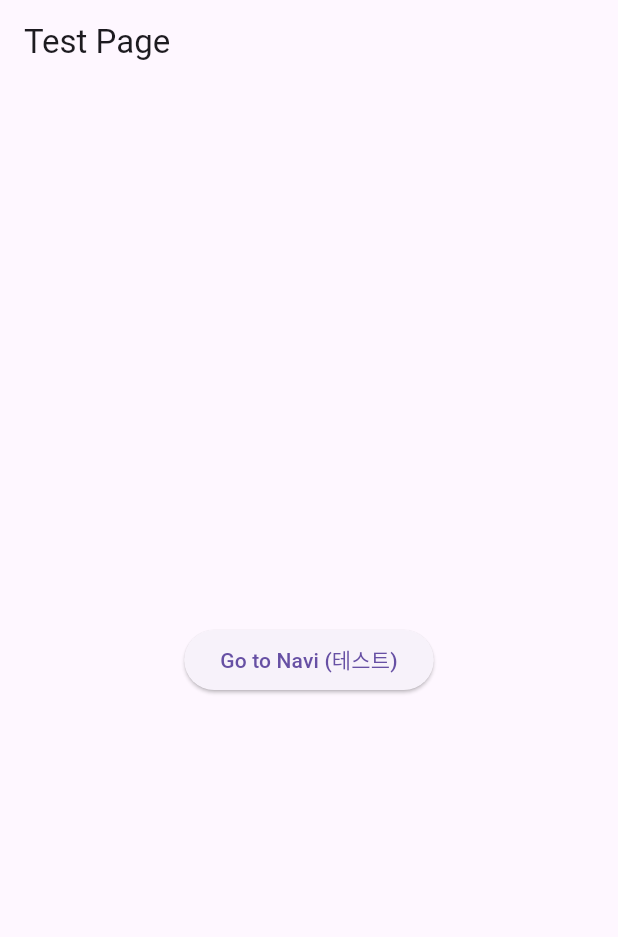
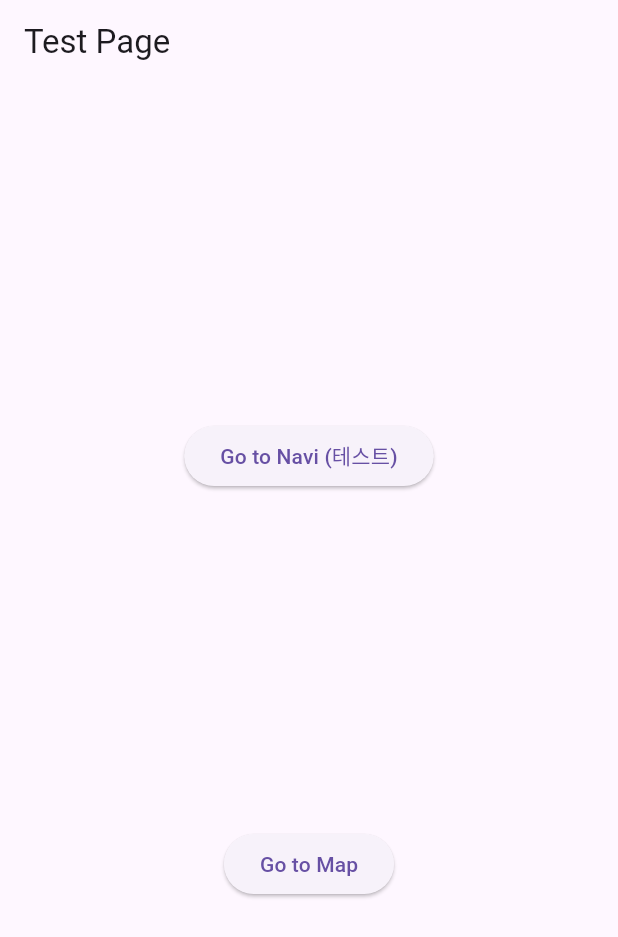
Before and after one commit to eodudrepublic/SkyX_fe, a Flutter app: the screen it shows after launch, on a phone screen of 412 x 824 dp. Shown: the top 937 px of the screen. Run offline on Flutter 3.47's test engine with Material 3 defaults, Android fonts, the phone set to English and light mode, and no system bars; our stand-ins replace flutter_screenutil, geolocator, get, logger; missing offline and left inert: flutter_naver_map, kakao_flutter_sdk_user; accounts and stored records are empty.

```diff
--- a/lib/view_model/navi/test_page.dart
+++ b/lib/view_model/navi/test_page.dart
@@ -14,15 +14,21 @@ class NaviTestPage extends StatelessWidget {
           title: const Text('Test Page'),
         ),
         body: Center(
-        child: ElevatedButton(
+          child: Column(
+            mainAxisAlignment: MainAxisAlignment.spaceEvenly,
+            crossAxisAlignment: CrossAxisAlignment.center,
+            children: [
+              ElevatedButton(
                 onPressed: () {
                   // 테스트용으로 startStation, endStation, routePoints 하드코딩
+                  // 테스트 출발지 : 행정분관
                   final startStation = StationInfo(
                     id: "4de6e678-d7c0-11ef-8650-fa163e2f32e9",
                     lat: 36.3727230623,
                     lng: 127.3634008355,
                     name: "테스트출발지",
                   );
+                  // 테스트 도착지 : 대강당
                   final endStation = StationInfo(
                     id: "4de6e6fa-d7c0-11ef-8650-fa163e2f32e9",
                     lat: 36.3722624876,
@@ -49,7 +55,17 @@ class NaviTestPage extends StatelessWidget {
                 },
                 child: const Text('Go to Navi (테스트)'),
               ),
+              ElevatedButton(
+                onPressed: () {
+                  Log.info("버튼 클릭 -> /map로 이동");
+
+                  // 실제 코드에서도 마찬가지로 arguments로 데이터 전달
+                  Get.toNamed('/map');
+                },
+                child: const Text('Go to Map'),
               ),
-    );
+            ],
+          ),
+        ));
   }
 }
```
Also changed, not shown: lib/view/map/widget/custom_marker.dart (+23 -0 lines), lib/view_model/navi/navi_controller.dart (+8 -16 lines), assets/icons/place_icon.png (added). Lines whose indentation alone changed are shown as unchanged.
